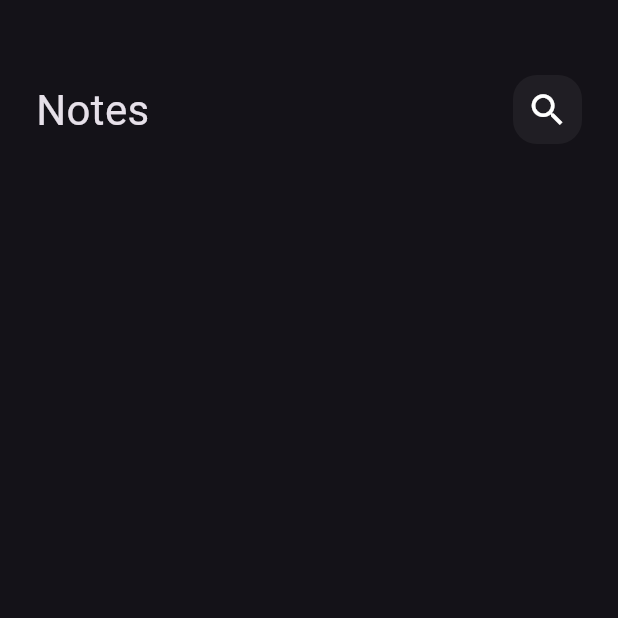
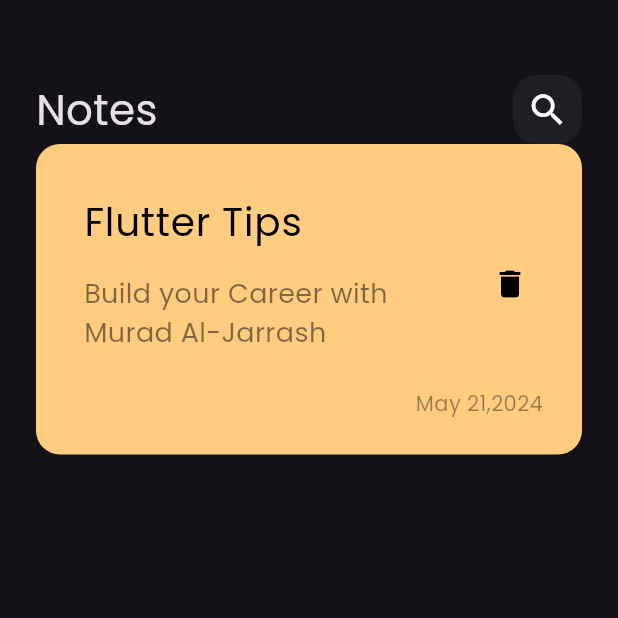
Before and after one commit to Muradfs/notes_app, a Flutter app: the screen it shows after launch, on a phone screen of 412 x 824 dp, the top half of it. Run offline on Flutter 3.47's test engine with Material 3 defaults, Android fonts, the phone set to English and light mode, and no system bars.

Commit message:
create custom note item

```diff
--- a/lib/main.dart
+++ b/lib/main.dart
@@ -11,7 +11,7 @@ class NotesApp extends StatelessWidget {
   @override
   Widget build(BuildContext context) {
     return MaterialApp(
-      theme: ThemeData(brightness: Brightness.dark),
+      theme: ThemeData(brightness: Brightness.dark, fontFamily: 'Poppins'),
       home: const NotesView(),
     );
   }
--- /dev/null
+++ b/lib/views/widgets/custom_note_item.dart
@@ -0,0 +1,57 @@
+import 'package:flutter/material.dart';
+
+class NoteItems extends StatelessWidget {
+  const NoteItems({super.key});
+
+  @override
+  Widget build(BuildContext context) {
+    return Container(
+      padding: EdgeInsets.only(top: 24, bottom: 24, left: 16),
+      decoration: BoxDecoration(
+        color: const Color(0xffFFCC80),
+        borderRadius: BorderRadius.circular(16),
+      ),
+      child: Column(
+        crossAxisAlignment: CrossAxisAlignment.end,
+        children: [
+          ListTile(
+            title: const Text(
+              'Flutter Tips',
+              style: TextStyle(
+                color: Colors.black,
+                fontSize: 26,
+              ),
+            ),
+            subtitle: Padding(
+              padding: const EdgeInsets.only(
+                top: 16,
+                bottom: 16,
+              ),
+              child: Text('Build your Career with Murad Al-Jarrash',
+                  style: TextStyle(
+                    color: Colors.black.withOpacity(0.5),
+                    fontSize: 18,
+                  )),
+            ),
+            trailing: IconButton(
+              onPressed: () {},
+              icon: const Icon(
+                Icons.delete,
+                // FontAwesomeIcons.trash,
+                color: Colors.black,
+                size: 24,
+              ),
+            ),
+          ),
+          Padding(
+            padding: const EdgeInsets.only(right: 26),
+            child: Text('May 21,2024',
+                style: TextStyle(
+                  color: Colors.black.withOpacity(0.4),
+                )),
+          ),
+        ],
+      ),
+    );
+  }
+}
--- a/lib/views/widgets/notes_view_body.dart
+++ b/lib/views/widgets/notes_view_body.dart
@@ -1,5 +1,6 @@
 import 'package:flutter/material.dart';
 import 'package:note_app/views/widgets/custom_app_bar.dart';
+import 'package:note_app/views/widgets/custom_note_item.dart';
 
 class NotesVeiwBody extends StatelessWidget {
   const NotesVeiwBody({super.key});
@@ -14,6 +15,7 @@ class NotesVeiwBody extends StatelessWidget {
             height: 50,
           ),
           CustomAppBar(),
+          NoteItems(),
         ],
       ),
     );
```
Also changed, not shown: pubspec.yaml (+5 -11 lines), assets/fonts/Poppins-Regular.ttf (added).
